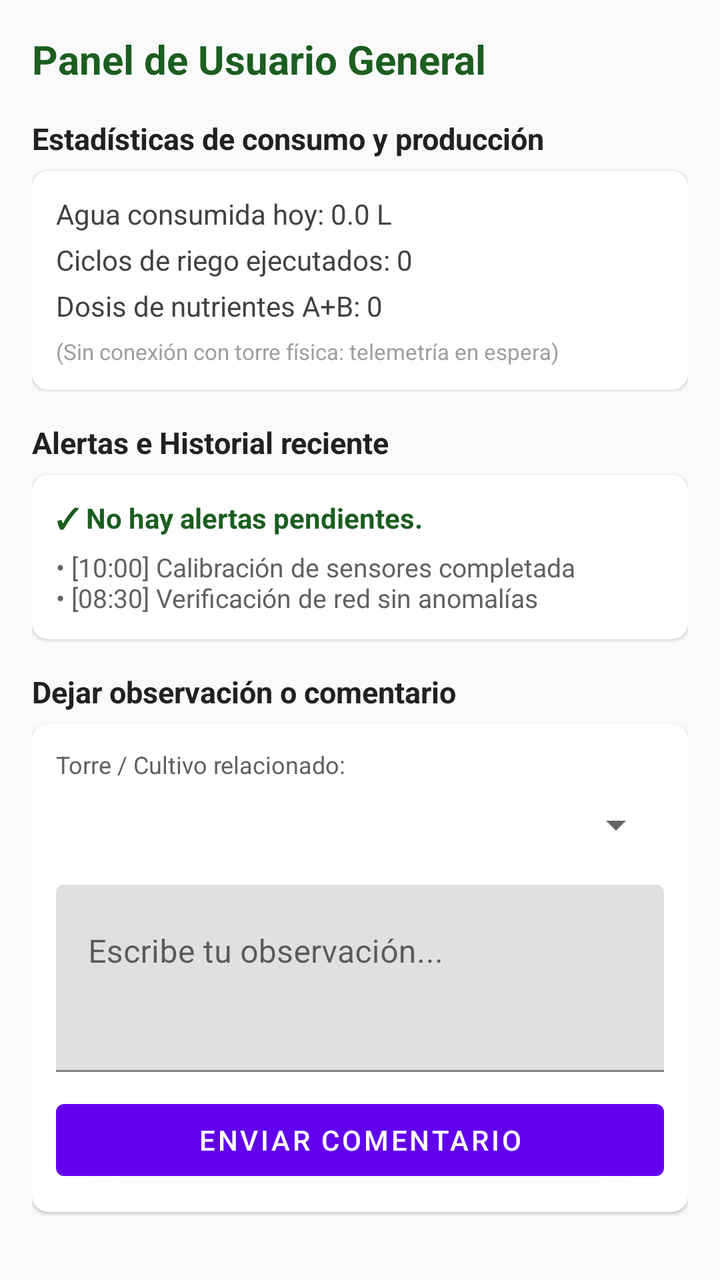
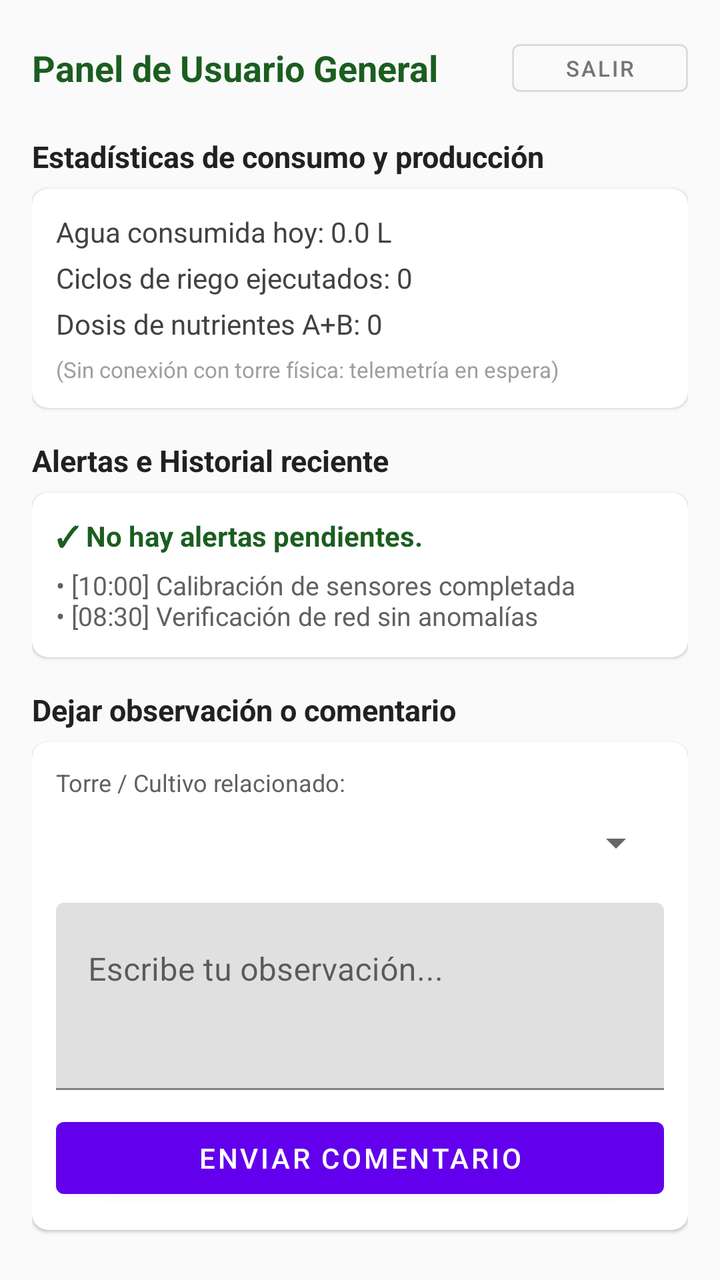

Before-and-after screenshots of an Android layout around one commit, followed by the original layout XML and the change that was made.
<!-- AndroidManifest.xml: application theme Theme.HidroSmart -->
<!-- res/layout/fragment_usuario_general.xml -->
<?xml version="1.0" encoding="utf-8"?>
<ScrollView xmlns:android="http://schemas.android.com/apk/res/android"
    xmlns:app="http://schemas.android.com/apk/res-auto"
    android:layout_width="match_parent"
    android:layout_height="match_parent"
    android:background="#FAFAFA"
    android:fillViewport="true">

    <LinearLayout
        android:layout_width="match_parent"
        android:layout_height="wrap_content"
        android:orientation="vertical"
        android:padding="16dp">

        <TextView
            android:layout_width="wrap_content"
            android:layout_height="wrap_content"
            android:text="Panel de Usuario General"
            android:textColor="#1B5E20"
            android:textSize="20sp"
            android:textStyle="bold" />

        
        <TextView
            android:layout_width="wrap_content"
            android:layout_height="wrap_content"
            android:layout_marginTop="16dp"
            android:text="Estadísticas de consumo y producción"
            android:textColor="#212121"
            android:textSize="15sp"
            android:textStyle="bold" />

        <com.google.android.material.card.MaterialCardView
            android:layout_width="match_parent"
            android:layout_height="wrap_content"
            android:layout_marginTop="6dp"
            app:cardCornerRadius="8dp"
            app:cardElevation="1dp">

            <LinearLayout
                android:layout_width="match_parent"
                android:layout_height="wrap_content"
                android:orientation="vertical"
                android:padding="12dp">

                <TextView
                    android:layout_width="wrap_content"
                    android:layout_height="wrap_content"
                    android:text="Agua consumida hoy: 0.0 L"
                    android:textColor="#424242"
                    android:textSize="14sp" />

                <TextView
                    android:layout_width="wrap_content"
                    android:layout_height="wrap_content"
                    android:layout_marginTop="4dp"
                    android:text="Ciclos de riego ejecutados: 0"
                    android:textColor="#424242"
                    android:textSize="14sp" />

                <TextView
                    android:layout_width="wrap_content"
                    android:layout_height="wrap_content"
                    android:layout_marginTop="4dp"
                    android:text="Dosis de nutrientes A+B: 0"
                    android:textColor="#424242"
                    android:textSize="14sp" />

                <TextView
                    android:layout_width="wrap_content"
                    android:layout_height="wrap_content"
                    android:layout_marginTop="6dp"
                    android:text="(Sin conexión con torre física: telemetría en espera)"
                    android:textColor="#9E9E9E"
                    android:textSize="11sp" />
            </LinearLayout>
        </com.google.android.material.card.MaterialCardView>

        
        <TextView
            android:layout_width="wrap_content"
            android:layout_height="wrap_content"
            android:layout_marginTop="16dp"
            android:text="Alertas e Historial reciente"
            android:textColor="#212121"
            android:textSize="15sp"
            android:textStyle="bold" />

        <com.google.android.material.card.MaterialCardView
            android:layout_width="match_parent"
            android:layout_height="wrap_content"
            android:layout_marginTop="6dp"
            app:cardCornerRadius="8dp"
            app:cardElevation="1dp">

            <LinearLayout
                android:layout_width="match_parent"
                android:layout_height="wrap_content"
                android:orientation="vertical"
                android:padding="12dp">

                <TextView
                    android:layout_width="wrap_content"
                    android:layout_height="wrap_content"
                    android:text="✓ No hay alertas pendientes."
                    android:textColor="#1B5E20"
                    android:textStyle="bold" />

                <TextView
                    android:layout_width="wrap_content"
                    android:layout_height="wrap_content"
                    android:layout_marginTop="6dp"
                    android:text="• [10:00] Calibración de sensores completada\n• [08:30] Verificación de red sin anomalías"
                    android:textColor="#616161"
                    android:textSize="13sp" />
            </LinearLayout>
        </com.google.android.material.card.MaterialCardView>

        
        <TextView
            android:layout_width="wrap_content"
            android:layout_height="wrap_content"
            android:layout_marginTop="16dp"
            android:text="Dejar observación o comentario"
            android:textColor="#212121"
            android:textSize="15sp"
            android:textStyle="bold" />

        <com.google.android.material.card.MaterialCardView
            android:layout_width="match_parent"
            android:layout_height="wrap_content"
            android:layout_marginTop="6dp"
            app:cardCornerRadius="8dp"
            app:cardElevation="1dp">

            <LinearLayout
                android:layout_width="match_parent"
                android:layout_height="wrap_content"
                android:orientation="vertical"
                android:padding="12dp">

                <TextView
                    android:layout_width="wrap_content"
                    android:layout_height="wrap_content"
                    android:text="Torre / Cultivo relacionado:"
                    android:textColor="#616161"
                    android:textSize="12sp" />

                <Spinner
                    android:id="@+id/spnTorreComentario"
                    android:layout_width="match_parent"
                    android:layout_height="44dp" />

                <com.google.android.material.textfield.TextInputLayout
                    android:layout_width="match_parent"
                    android:layout_height="wrap_content"
                    android:layout_marginTop="8dp"
                    android:hint="Escribe tu observación...">

                    <com.google.android.material.textfield.TextInputEditText
                        android:id="@+id/etComentario"
                        android:layout_width="match_parent"
                        android:layout_height="wrap_content"
                        android:gravity="top"
                        android:lines="3" />
                </com.google.android.material.textfield.TextInputLayout>

                <Button
                    android:id="@+id/btnEnviarComentario"
                    android:layout_width="match_parent"
                    android:layout_height="wrap_content"
                    android:layout_marginTop="10dp"
                    android:text="Enviar comentario" />

                <TextView
                    android:id="@+id/tvUltimoComentario"
                    android:layout_width="match_parent"
                    android:layout_height="wrap_content"
                    android:layout_marginTop="8dp"
                    android:textColor="#424242"
                    android:textSize="12sp"
                    android:visibility="gone" />
            </LinearLayout>
        </com.google.android.material.card.MaterialCardView>

    </LinearLayout>
</ScrollView>
<!-- resources referenced by this layout -->
<resources>
  <style name="Theme.HidroSmart" parent="Theme.MaterialComponents.DayNight.NoActionBar">
          
          <item name="colorPrimary">@color/purple_500</item>
          <item name="colorPrimaryVariant">@color/purple_700</item>
          <item name="colorOnPrimary">@color/white</item>
          
          <item name="colorSecondary">@color/teal_200</item>
          <item name="colorSecondaryVariant">@color/teal_700</item>
          <item name="colorOnSecondary">@color/black</item>
          
          <item name="android:statusBarColor">?attr/colorPrimaryVariant</item>
          
      </style>
  <color name="purple_500">#FF6200EE</color>
  <color name="purple_700">#FF3700B3</color>
  <color name="white">#FFFFFFFF</color>
  <color name="teal_200">#FF03DAC5</color>
  <color name="teal_700">#FF018786</color>
  <color name="black">#FF000000</color>
</resources>

<!-- the commit's change to res/layout/fragment_usuario_general.xml (unified diff, before → after) -->
@@ -12,13 +12,33 @@
         android:orientation="vertical"
         android:padding="16dp">
 
-        <TextView
-            android:layout_width="wrap_content"
-            android:layout_height="wrap_content"
-            android:text="Panel de Usuario General"
-            android:textColor="#1B5E20"
-            android:textSize="20sp"
-            android:textStyle="bold" />
+        
+        <LinearLayout
+            android:layout_width="match_parent"
+            android:layout_height="wrap_content"
+            android:gravity="center_vertical"
+            android:orientation="horizontal">
+
+            <TextView
+                android:layout_width="0dp"
+                android:layout_height="wrap_content"
+                android:layout_weight="1"
+                android:text="Panel de Usuario General"
+                android:textColor="#1B5E20"
+                android:textSize="18sp"
+                android:textStyle="bold" />
+
+            <Button
+                android:id="@+id/btnCerrarSesionUser"
+                style="?attr/materialButtonOutlinedStyle"
+                android:layout_width="wrap_content"
+                android:layout_height="36dp"
+                android:paddingStart="10dp"
+                android:paddingEnd="10dp"
+                android:text="Salir"
+                android:textColor="#757575"
+                android:textSize="11sp" />
+        </LinearLayout>
 
         
         <TextView
